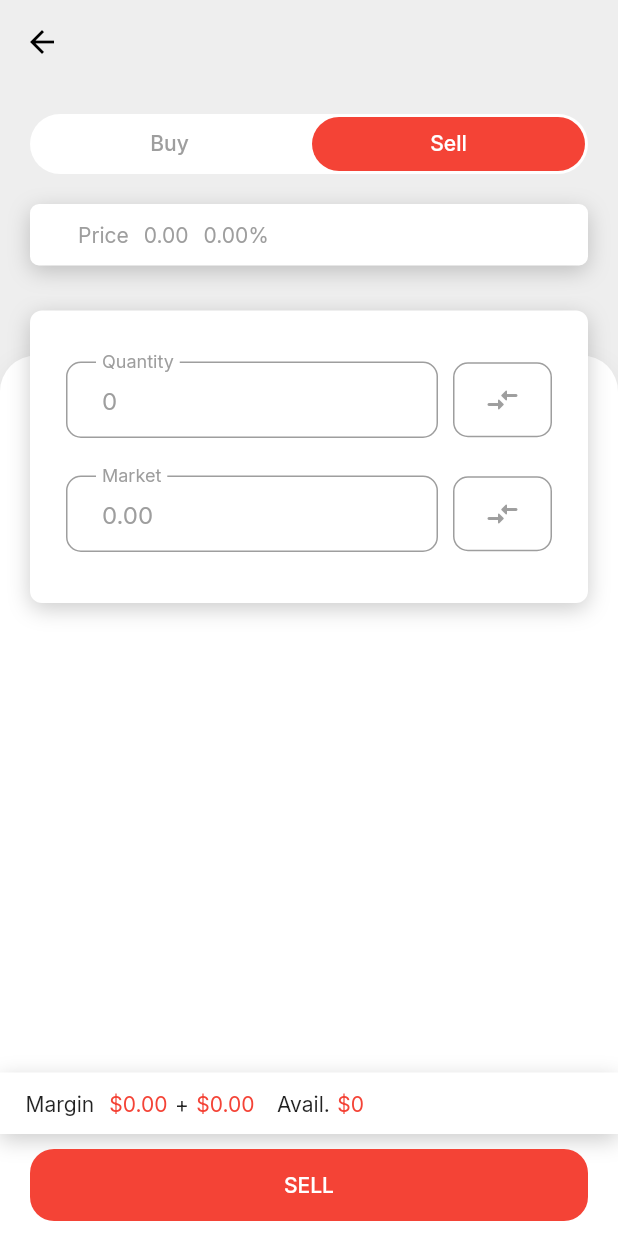
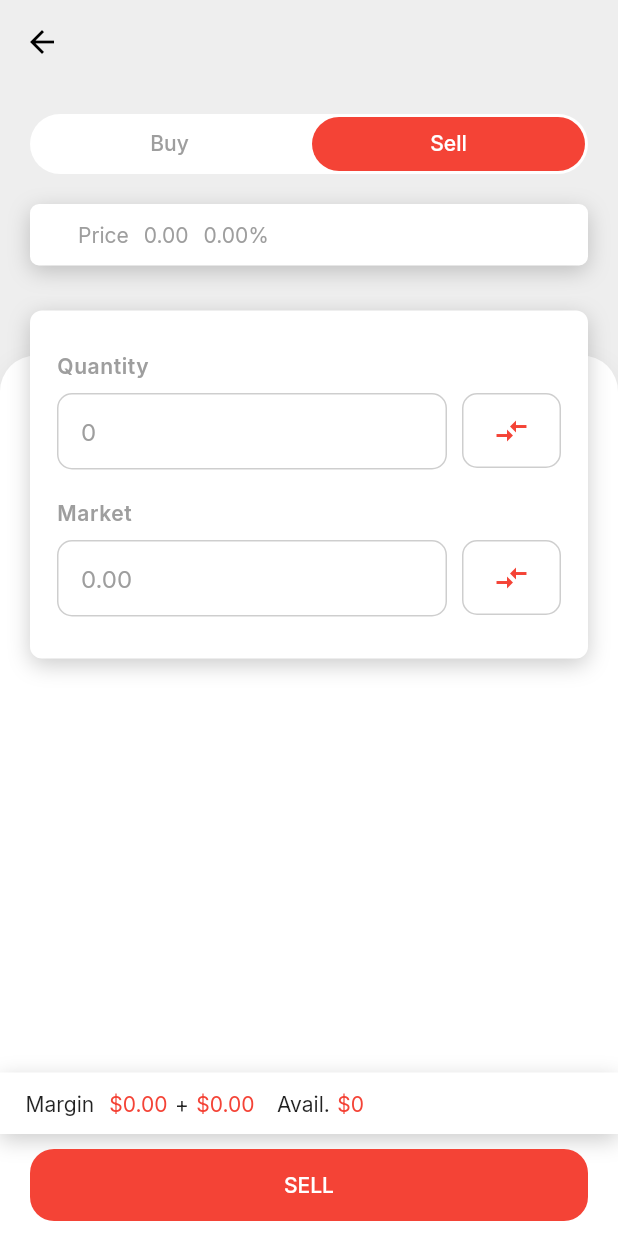
Before and after one commit to iamcoderdevesh/TradeWise, a Flutter app: the TradeScreen screen opened directly with empty values, on a phone screen of 412 x 824 dp. Run offline on Flutter 3.47's test engine with Material 2 defaults, Android fonts, the phone set to English and light mode, and no system bars; our stand-ins replace cloud_firestore, connectivity_plus, firebase_auth, firebase_core, flutter_svg, swipeable_button_view; accounts and stored records are empty; network calls fail.

Commit message:
Minor Changes

```diff
--- a/lib/main.dart
+++ b/lib/main.dart
@@ -11,8 +11,7 @@ import 'package:tradewise/state/tradeState.dart';
 import 'package:tradewise/theme/theme.dart';
 
 Future<void> main() async {
-  SystemChrome.setSystemUIOverlayStyle(
-      const SystemUiOverlayStyle(statusBarColor: Colors.transparent));
+  SystemChrome.setSystemUIOverlayStyle(const SystemUiOverlayStyle(statusBarColor: Colors.transparent));
   WidgetsFlutterBinding.ensureInitialized();
 
   await Firebase.initializeApp();
--- a/lib/screens/positions.dart
+++ b/lib/screens/positions.dart
@@ -52,6 +52,8 @@ class _PositionsScreenState extends State<PositionsScreen> {
   }
 
   Widget totalPnlBox(context) {
+    late TradeState state = Provider.of<TradeState>(context, listen: true);
+
     return Container(
       padding: const EdgeInsets.all(24),
       decoration: BoxDecoration(
@@ -82,12 +84,12 @@ class _PositionsScreenState extends State<PositionsScreen> {
           Center(
             child: Text(
               helper.formatNumber(
-                  value: tradeState.totalPnl.toString(),
+                  value: state.totalPnl.toString(),
                   formatNumber: 2,
                   plusSign: true),
               style: TextStyle(
                 fontSize: 20,
-                color: getPnlColor(value: tradeState.totalPnl.toString()),
+                color: getPnlColor(value: state.totalPnl.toString()),
                 fontWeight: FontWeight.w500,
               ),
             ),
--- a/lib/screens/trade.dart
+++ b/lib/screens/trade.dart
@@ -35,8 +35,7 @@ class TradeScreen extends StatefulWidget {
   State<TradeScreen> createState() => _TradeScreenState();
 }
 
-class _TradeScreenState extends State<TradeScreen>
-    with SingleTickerProviderStateMixin {
+class _TradeScreenState extends State<TradeScreen> with SingleTickerProviderStateMixin {
   late Timer _timer;
 
   final TextEditingController quantityController = TextEditingController();
@@ -65,8 +64,7 @@ class _TradeScreenState extends State<TradeScreen>
   @override
   void initState() {
     super.initState();
-    late AccountState accountState =
-        Provider.of<AccountState>(context, listen: false);
+    late AccountState accountState = Provider.of<AccountState>(context, listen: false);
     availableMargin = accountState.totalBalance;
 
     _tabController = TabController(
@@ -79,10 +77,7 @@ class _TradeScreenState extends State<TradeScreen>
       setState(() {});
     });
 
-    fetchTickerData();
-    _timer = Timer.periodic(const Duration(seconds: 2), (Timer t) {
-      fetchTickerData();
-    });
+    initTicker();
   }
 
   @override
@@ -246,7 +241,9 @@ class _TradeScreenState extends State<TradeScreen>
             width: 10,
           ),
           Text(
-            widget.isExit ? netPnl : '$perChange%',
+            widget.isExit
+                ? helper.formatNumber(value: netPnl, plusSign: true)
+                : '${helper.formatNumber(value: perChange, plusSign: true)}%',
             style: TextStyle(
               color: getPnlColor(value: widget.isExit ? netPnl : perChange),
             ),
@@ -329,29 +326,8 @@ class _TradeScreenState extends State<TradeScreen>
             physics: const BouncingScrollPhysics(),
             padding: const EdgeInsets.symmetric(vertical: 10, horizontal: 20),
             child: Column(
-              crossAxisAlignment: CrossAxisAlignment.start,
               children: [
-                Container(
-                  padding: const EdgeInsets.all(24),
-                  decoration: BoxDecoration(
-                    color: Theme.of(context).colorScheme.secondary,
-                    borderRadius: BorderRadius.circular(8),
-                    boxShadow: [
-                      BoxShadow(
-                        color: Colors.black.withOpacity(.2),
-                        blurRadius: 12,
-                        offset: const Offset(0, 4),
-                      ),
-                    ],
-                  ),
-                  child: Column(
-                    crossAxisAlignment: CrossAxisAlignment.start,
-                    children: [
-                      tradeForm(
-                          context: context, currentColor: color, type: type),
-                    ],
-                  ),
-                ),
+                tradeForm(context: context, currentColor: color, type: type),
                 const SizedBox(height: 20),
                 isViewMore
                     ? addFieldsSection(context: context)
@@ -383,109 +359,128 @@ class _TradeScreenState extends State<TradeScreen>
     );
   }
 
-  Widget tradeForm(
-      {required BuildContext context,
+  Widget tradeForm({
+    required BuildContext context,
     required Color currentColor,
-      required String type}) {
-    return Form(
-      child: Padding(
-        padding: const EdgeInsets.symmetric(vertical: 10),
+    required String type,
+  }) {
+    return Container(
+      padding: const EdgeInsets.all(18),
+      decoration: BoxDecoration(
+        color: Theme.of(context).colorScheme.secondary,
+        borderRadius: BorderRadius.circular(8),
+        boxShadow: [
+          BoxShadow(
+            color: Colors.black.withOpacity(.2),
+            blurRadius: 12,
+            offset: const Offset(0, 4),
+          ),
+        ],
+      ),
+      child: Form(
         child: Column(
           children: [
+            inputAreaSection(
+              label: "Quantity",
+              hintText: "0",
+              currentColor: currentColor,
+              controller: quantityController,
+              onChanged: (p0) {
+                handleCalculation();
+              },
+            ),
+            inputAreaSection(
+              label: orderType == "MARKET" ? "Market" : "Limit",
+              hintText: "0.00",
+              currentColor: currentColor,
+              controller: amountController,
+              readOnly: orderType == "MARKET" ? true : false,
+              onChanged: (p0) {
+                handleCalculation();
+              },
+              onActionButtonPressed: () {
+                setState(() {
+                  orderType = orderType == "MARKET" ? "LIMIT" : "MARKET";
+                });
+              },
+            ),
+          ],
+        ),
+      ),
+    );
+  }
+
+  Widget inputAreaSection({
+    required String label,
+    required String hintText,
+    bool readOnly = false,
+    required Color currentColor,
+    void Function(String)? onChanged,
+    void Function()? onActionButtonPressed,
+    void Function()? onEditingComplete,
+    required TextEditingController controller,
+  }) {
+    return Padding(
+      padding: const EdgeInsets.symmetric(horizontal: 0, vertical: 10),
+      child: Column(
+        crossAxisAlignment: CrossAxisAlignment.start,
+        children: [
+          Padding(
+            padding: const EdgeInsets.only(bottom: 10),
+            child: Text(
+              label,
+              style: TextStyle(
+                color: Theme.of(context).colorScheme.tertiary,
+                fontWeight: FontWeight.w600,
+                letterSpacing: 0.4,
+              ),
+            ),
+          ),
           Row(
+            mainAxisAlignment: MainAxisAlignment.spaceBetween,
+            crossAxisAlignment: CrossAxisAlignment.start,
             children: [
               Expanded(
                 child: inputText(
-                    label: "Quantity",
-                    hintText: "0",
+                  label: label,
+                  hintText: hintText,
                   context: context,
                   color: currentColor,
-                    controller: quantityController,
-                    onChanged: (text) => {handleCalculation(quantity: text)},
+                  controller: controller,
+                  onChanged: onChanged,
+                  readOnly: readOnly,
+                  onEditingComplete: onEditingComplete,
                 ),
               ),
-                const SizedBox(
-                  width: 10,
-                ),
+              const SizedBox(width: 10),
               Container(
                 decoration: BoxDecoration(
                   borderRadius: BorderRadius.circular(10),
                   border: Border.all(
-                        color: Theme.of(context).colorScheme.tertiary),
+                      color: Theme.of(context)
+                          .colorScheme
+                          .tertiary
+                          .withOpacity(0.5)),
                 ),
                 child: TextButton(
                   style: TextButton.styleFrom(
-                      foregroundColor: Theme.of(context).colorScheme.tertiary,
+                    foregroundColor:
+                        Theme.of(context).colorScheme.tertiary.withOpacity(0.5),
                     shape: RoundedRectangleBorder(
                       borderRadius: BorderRadius.circular(10),
                     ),
                     elevation: 0,
                   ),
-                    onPressed: () {},
-                    child: const Icon(
-                      Icons.compare_arrows_rounded,
-                    ),
-                  ),
-                ),
-              ],
-            ),
-            const SizedBox(
-              height: 25,
-            ),
-            Row(
-              children: [
-                Expanded(
-                  child: orderType == "MARKET"
-                      ? inputText(
-                          label: "Market",
-                          hintText: "0.00",
-                          context: context,
+                  onPressed: onActionButtonPressed,
+                  child: Icon(
+                    Icons.compare_arrows_outlined,
                     color: currentColor,
-                          controller: amountController,
-                          readOnly: true,
-                        )
-                      : inputText(
-                          label: "Limit",
-                          hintText: "0.00",
-                          context: context,
-                          color: currentColor,
-                          controller: amountController,
-                          onChanged: (text) => {
-                            handleCalculation(quantity: quantityController.text)
-                          },
-                        ),
-                ),
-                const SizedBox(
-                  width: 10,
-                ),
-                Container(
-                  decoration: BoxDecoration(
-                    borderRadius: BorderRadius.circular(10),
-                    border: Border.all(
-                        color: Theme.of(context).colorScheme.tertiary),
-                  ),
-                  child: TextButton(
-                    style: TextButton.styleFrom(
-                      foregroundColor: Theme.of(context).colorScheme.tertiary,
-                      shape: RoundedRectangleBorder(
-                        borderRadius: BorderRadius.circular(10),
-                      ),
-                      elevation: 0,
-                    ),
-                    onPressed: () {
-                      setState(() {
-                        orderType = orderType == "MARKET" ? "LIMIT" : "MARKET";
-                      });
-                    },
-                    child: const Icon(
-                      Icons.compare_arrows_rounded,
                   ),
                 ),
               ),
             ],
           ),
         ],
-        ),
       ),
     );
   }
@@ -575,11 +570,10 @@ class _TradeScreenState extends State<TradeScreen>
                   ),
                   child: Column(
                     children: [
-                      inputText(
-                        label: "Stoploss",
-                        hintText: "0",
-                        context: context,
-                        color: Colors.blue,
+                      inputAreaSection(
+                        label: "Trigger price",
+                        hintText: "0.00",
+                        currentColor: Colors.blue,
                         controller: stopLossController,
                         onEditingComplete: () {
                           handleSLAndTarget();
@@ -636,11 +630,10 @@ class _TradeScreenState extends State<TradeScreen>
                   ),
                   child: Column(
                     children: [
-                      inputText(
-                        label: "Target",
-                        hintText: "0",
-                        context: context,
-                        color: Colors.blue,
+                      inputAreaSection(
+                        label: "Trigger price",
+                        hintText: "0.00",
+                        currentColor: Colors.blue,
                         controller: targetContorller,
                         onEditingComplete: () {
                           handleSLAndTarget();
@@ -655,56 +648,57 @@ class _TradeScreenState extends State<TradeScreen>
     );
   }
 
-  Widget inputText(
-      {required BuildContext context,
+  Widget inputText({
+    required BuildContext context,
     required String label,
     required String hintText,
     required Color color,
     required TextEditingController controller,
     bool readOnly = false,
     void Function(String)? onChanged,
-      void Function()? onEditingComplete}) {
+    void Function()? onEditingComplete,
+  }) {
     return TextFormField(
       controller: controller,
-      keyboardType: TextInputType.number, //
+      keyboardType: TextInputType.number,
       readOnly: readOnly,
       onEditingComplete: onEditingComplete,
       onChanged: onChanged,
+      cursorColor: color,
       decoration: InputDecoration(
           hintText: hintText,
-        labelText: label,
           labelStyle: TextStyle(
             color: Theme.of(context).colorScheme.tertiary,
           ),
           floatingLabelBehavior: FloatingLabelBehavior.always,
           hintStyle: TextStyle(color: Theme.of(context).colorScheme.tertiary),
           contentPadding: const EdgeInsets.symmetric(
-          horizontal: 24,
+            horizontal: 16,
             vertical: 16,
           ),
           focusColor: Theme.of(context).colorScheme.tertiary,
           border: OutlineInputBorder(
-          borderSide: BorderSide(color: Theme.of(context).colorScheme.tertiary),
+            borderSide: BorderSide(
+                color: Theme.of(context).colorScheme.tertiary.withOpacity(0.5)),
             borderRadius: const BorderRadius.all(Radius.circular(10)),
           ),
           enabledBorder: OutlineInputBorder(
-          borderSide: BorderSide(color: Theme.of(context).colorScheme.tertiary),
+            borderSide: BorderSide(
+                color: Theme.of(context).colorScheme.tertiary.withOpacity(0.5)),
             borderRadius: const BorderRadius.all(Radius.circular(10)),
           ),
           focusedBorder: OutlineInputBorder(
-          borderSide: BorderSide(color: Theme.of(context).colorScheme.tertiary),
+            borderSide: BorderSide(
+                color: Theme.of(context).colorScheme.tertiary.withOpacity(0.5)),
             borderRadius: const BorderRadius.all(Radius.circular(10)),
-        ).copyWith(
-          borderSide: BorderSide(color: color),
-        ),
-      ),
+          )),
     );
   }
 
-  void handleCalculation({
-    required String quantity,
-  }) {
+  void handleCalculation() {
     final price = amountController.text;
+    final quantity = quantityController.text;
+
     setState(() {
       tradeMargin =
           helper.calculateTradeMargin(quantity: quantity, price: price);
@@ -727,12 +721,15 @@ class _TradeScreenState extends State<TradeScreen>
     } else if (double.parse(tradeMargin) > double.parse(availableMargin)) {
       showSnackbar(context,
           message: "Insufficient Funds.", type: SnackbarType.error);
+    } else if (!await helper.checkConnectivity(context)) {
+      //do nothing
     } else {
       setState(() {
         isLoading = true;
       });
 
       final orderController = OrderController();
+      // ignore: use_build_context_synchronously
       final response = await orderController.handleOrder(
         context: context,
         assetName: widget.assetName,
@@ -775,12 +772,14 @@ class _TradeScreenState extends State<TradeScreen>
   }
 
   Future<void> handleSLAndTarget() async {
+    if (await helper.checkConnectivity(context)) {
       String amount = amountController.text.trim();
       String quantity = quantityController.text.trim();
       String stopLoss = stopLossController.text.trim();
       String target = targetContorller.text.trim();
 
       final accountController = OrderController();
+      // ignore: use_build_context_synchronously
       final response = await accountController.handleSLAndTargetOrders(
         context: context,
         assetName: widget.assetName,
@@ -805,20 +804,30 @@ class _TradeScreenState extends State<TradeScreen>
         });
       }
     }
+  }
+
+  Future<void> initTicker() async {
+    if (await helper.checkConnectivity(context)) {
+      fetchTickerData();
+      _timer = Timer.periodic(const Duration(seconds: 2), (Timer t) {
+        fetchTickerData();
+      });
+    }
+  }
 
   Future<void> fetchTickerData() async {
     try {
       String quantity = quantityController.text.trim();
-      final data = await _apiService.getTickerPrice(widget.assetName,
-          marketSegment: widget.marketSegment);
+      final data = await _apiService.getTickerPrice(widget.assetName, marketSegment: widget.marketSegment);
 
       setState(() {
         currentPrice = data['assetPrice'];
         perChange = data['assetPriceChange'];
+
         if (orderType == "MARKET") amountController.text = currentPrice;
 
         if (quantity.isNotEmpty) {
-          handleCalculation(quantity: quantity);
+          handleCalculation();
           if (widget.isExit) {
             double pnl = helper.calculatePnL(
                 action: widget.action,
--- a/lib/services/controllers/orderController.dart
+++ b/lib/services/controllers/orderController.dart
@@ -207,7 +207,7 @@ class OrderController {
   }
 
   Future<void> handlePendingOrders({required BuildContext context}) async {
-    _timer = Timer.periodic(const Duration(seconds: 3), (Timer t) async {
+    _timer = Timer.periodic(const Duration(seconds: 5), (Timer t) async {
       if (!isProcessing) {
         try {
           isProcessing = true;
--- a/lib/services/models/tradeModel.dart
+++ b/lib/services/models/tradeModel.dart
@@ -60,6 +60,8 @@ class TradeModel {
       action: json["action"],
       netPnl: json["netPnl"],
       marketSegment: json["marketSegment"],
+      ltp: json["ltp"],
+      userId: json["userId"],
     );
   }
 
--- a/lib/state/appState.dart
+++ b/lib/state/appState.dart
@@ -1,10 +1,32 @@
 import 'package:flutter/material.dart';
 import 'package:tradewise/theme/theme.dart';
+import 'package:connectivity_plus/connectivity_plus.dart';
 
 class AppState extends ChangeNotifier {
   late ThemeData themeData = darkTheme;
   String theme = 'sys';
   int _pageIndex = 0;
+  bool _isOnline = true;
+  final Connectivity _connectivity = Connectivity();
+
+  AppState() {
+    _initConnectivity();
+    _connectivity.onConnectivityChanged.listen(_updateStatus);
+  }
+
+  bool get isOnline => _isOnline;
+
+  int get pageIndex => _pageIndex;
+
+  void _initConnectivity() async {
+    final result = await _connectivity.checkConnectivity();
+    _updateStatus(result);
+  }
+
+  void _updateStatus(ConnectivityResult result) {
+    _isOnline = result != ConnectivityResult.none;
+    notifyListeners();
+  }
 
   void toggleTheme({required String mode, String? isSys}) {
     if (mode == 'dark' && isSys == null) {
@@ -21,10 +43,6 @@ class AppState extends ChangeNotifier {
     notifyListeners();
   }
 
-  int get pageIndex {
-    return _pageIndex;
-  }
-
   set setPageIndex(int index) {
     _pageIndex = index;
     notifyListeners();
--- a/pubspec.yaml
+++ b/pubspec.yaml
@@ -8,6 +8,7 @@ environment:
 
 dependencies:
   cloud_firestore: ^4.14.0
+  connectivity_plus: ^5.0.2
   device_preview: ^1.1.0
   firebase_auth: ^4.16.0
   firebase_core: ^2.24.2
```
Also changed, not shown: lib/helpers/helper.dart (+19 -1 lines), lib/screens/accounts.dart (+5 -4 lines), lib/screens/home.dart (+14 -6 lines), lib/screens/signin.dart (+20 -13 lines), lib/screens/signup.dart (+15 -10 lines), lib/screens/watchlist.dart (+18 -16 lines), lib/services/api/api.dart (+6 -11 lines), lib/services/controllers/tradeController.dart (+16 -0 lines), lib/state/tradeState.dart (+25 -10 lines), pubspec.lock, 3 other files. Lines whose indentation alone changed are shown as unchanged.
